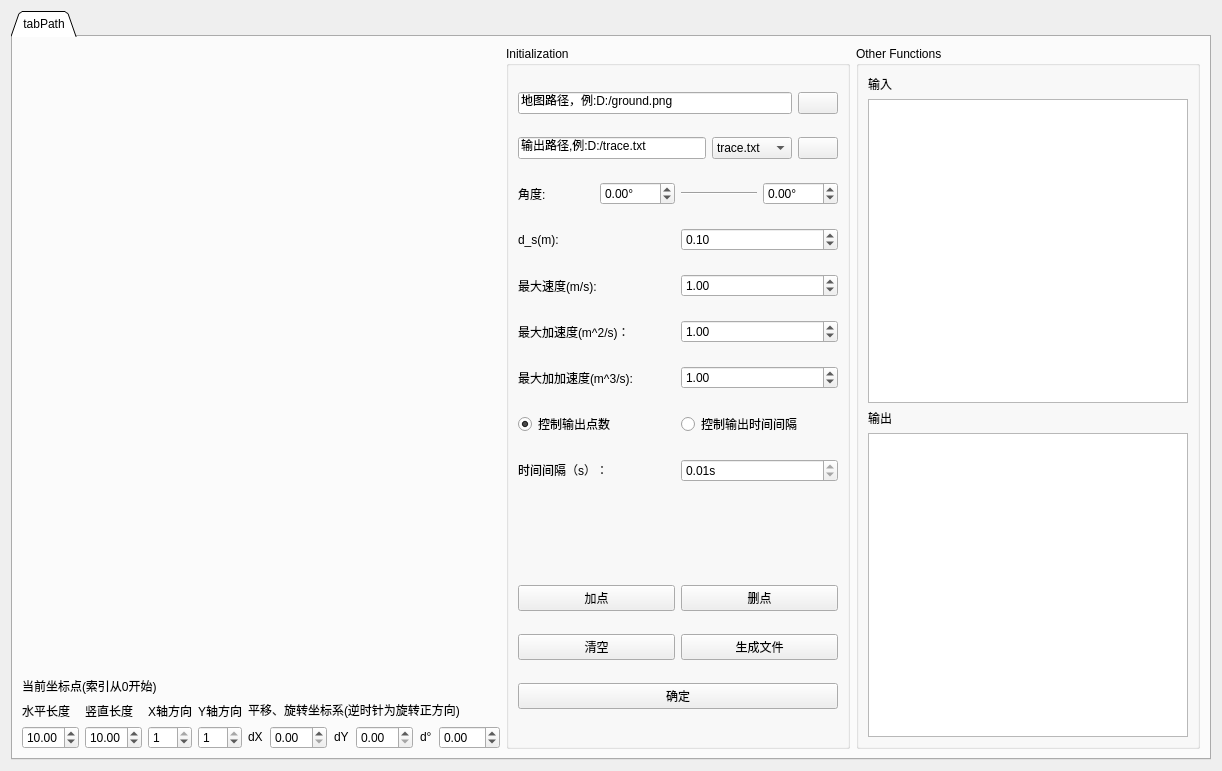
This is pages/pagepath.ui in BUPT-RobotTeam/ToolBox as Qt 5 draws it before an edit. The edited form follows.
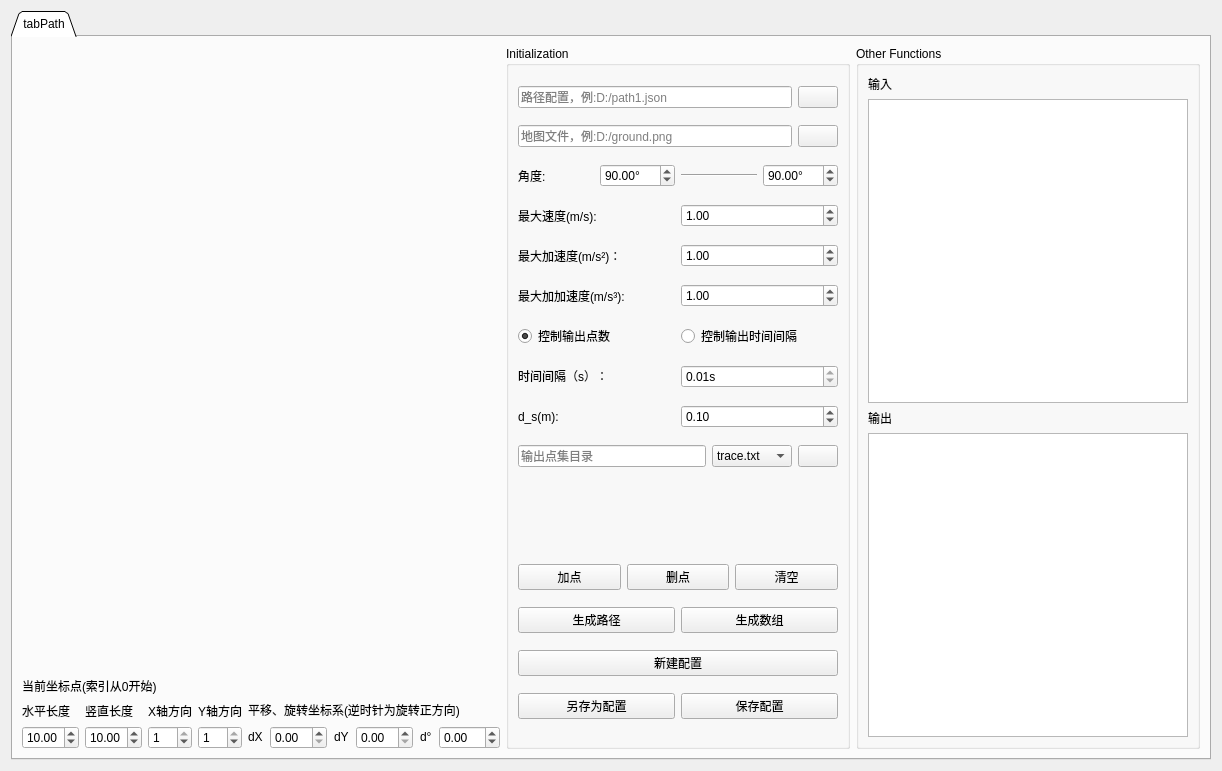
This is the edited form. Icons and pictures are not drawn.

Commit message: PagePath add CRUD functionality; fix incorrect direction & angle in output

Diff of the .ui file:
```diff
--- a/pages/pagepath.ui
+++ b/pages/pagepath.ui
@@ -388,16 +388,50 @@
           <string>Initialization</string>
          </property>
          <layout class="QVBoxLayout" name="verticalLayout">
+          <item>
+           <layout class="QHBoxLayout" name="horizontalLayout_6">
+            <item>
+             <widget class="QLineEdit" name="EditPathConfig">
+              <property name="text">
+               <string/>
+              </property>
+              <property name="readOnly">
+               <bool>true</bool>
+              </property>
+              <property name="placeholderText">
+               <string>路径配置，例:D:/path1.json</string>
+              </property>
+             </widget>
+            </item>
+            <item>
+             <widget class="QPushButton" name="ButtonBrowsePathConfig">
+              <property name="toolTip">
+               <string>点保存路径</string>
+              </property>
+              <property name="text">
+               <string/>
+              </property>
+              <property name="icon">
+               <iconset resource="../res.qrc">
+                <normaloff>:/res/icons/Open Folder-96.png</normaloff>:/res/icons/Open Folder-96.png</iconset>
+              </property>
+             </widget>
+            </item>
+           </layout>
+          </item>
           <item>
            <layout class="QHBoxLayout" name="horizontalLayout_7">
             <item>
              <widget class="QLineEdit" name="Edit_img_location">
               <property name="text">
-               <string>地图路径，例:D:/ground.png</string>
+               <string/>
               </property>
               <property name="readOnly">
                <bool>true</bool>
               </property>
+              <property name="placeholderText">
+               <string>地图文件，例:D:/ground.png</string>
+              </property>
              </widget>
             </item>
             <item>
@@ -413,53 +447,6 @@
             </item>
            </layout>
           </item>
-          <item>
-           <layout class="QHBoxLayout" name="horizontalLayout_4">
-            <item>
-             <widget class="QLineEdit" name="Edit_file_location">
-              <property name="text">
-               <string>输出路径,例:D:/trace.txt</string>
-              </property>
-              <property name="readOnly">
-               <bool>true</bool>
-              </property>
-             </widget>
-            </item>
-            <item>
-             <widget class="QComboBox" name="File_type">
-              <item>
-               <property name="text">
-                <string>trace.txt</string>
-               </property>
-              </item>
-              <item>
-               <property name="text">
-                <string>trace.c</string>
-               </property>
-              </item>
-              <item>
-               <property name="text">
-                <string>trace.doc</string>
-               </property>
-              </item>
-             </widget>
-            </item>
-            <item>
-             <widget class="QPushButton" name="Button_open_folder">
-              <property name="toolTip">
-               <string>点保存路径</string>
-              </property>
-              <property name="text">
-               <string/>
-              </property>
-              <property name="icon">
-               <iconset resource="../res.qrc">
-                <normaloff>:/res/icons/Open Folder-96.png</normaloff>:/res/icons/Open Folder-96.png</iconset>
-              </property>
-             </widget>
-            </item>
-           </layout>
-          </item>
           <item>
            <layout class="QHBoxLayout" name="horizontalLayout_5">
             <item>
@@ -480,6 +467,9 @@
               <property name="maximum">
                <double>180.000000000000000</double>
               </property>
+              <property name="value">
+               <double>90.000000000000000</double>
+              </property>
              </widget>
             </item>
             <item>
@@ -501,34 +491,7 @@
                <double>180.000000000000000</double>
               </property>
               <property name="value">
-               <double>0.000000000000000</double>
-              </property>
-             </widget>
-            </item>
-           </layout>
-          </item>
-          <item>
-           <layout class="QHBoxLayout" name="horizontalLayout_30">
-            <item>
-             <widget class="QLabel" name="label_38">
-              <property name="text">
-               <string>d_s(m):</string>
-              </property>
-             </widget>
-            </item>
-            <item>
-             <widget class="QDoubleSpinBox" name="Sample_interval">
-              <property name="decimals">
-               <number>2</number>
-              </property>
-              <property name="maximum">
-               <double>1.000000000000000</double>
-              </property>
-              <property name="singleStep">
-               <double>0.010000000000000</double>
-              </property>
-              <property name="value">
-               <double>0.100000000000000</double>
+               <double>90.000000000000000</double>
               </property>
              </widget>
             </item>
@@ -560,7 +523,7 @@
             <item>
              <widget class="QLabel" name="label_29">
               <property name="text">
-               <string>最大加速度(m^2/s)：</string>
+               <string>最大加速度(m/s²)：</string>
               </property>
              </widget>
             </item>
@@ -581,7 +544,7 @@
             <item>
              <widget class="QLabel" name="label_37">
               <property name="text">
-               <string>最大加加速度(m^3/s):</string>
+               <string>最大加加速度(m/s³):</string>
               </property>
              </widget>
             </item>
@@ -657,6 +620,83 @@
             </item>
            </layout>
           </item>
+          <item>
+           <layout class="QHBoxLayout" name="horizontalLayout_30">
+            <item>
+             <widget class="QLabel" name="label_38">
+              <property name="text">
+               <string>d_s(m):</string>
+              </property>
+             </widget>
+            </item>
+            <item>
+             <widget class="QDoubleSpinBox" name="Sample_interval">
+              <property name="decimals">
+               <number>2</number>
+              </property>
+              <property name="maximum">
+               <double>1.000000000000000</double>
+              </property>
+              <property name="singleStep">
+               <double>0.010000000000000</double>
+              </property>
+              <property name="value">
+               <double>0.100000000000000</double>
+              </property>
+             </widget>
+            </item>
+           </layout>
+          </item>
+          <item>
+           <layout class="QHBoxLayout" name="horizontalLayout_4">
+            <item>
+             <widget class="QLineEdit" name="Edit_file_location">
+              <property name="text">
+               <string/>
+              </property>
+              <property name="readOnly">
+               <bool>true</bool>
+              </property>
+              <property name="placeholderText">
+               <string>输出点集目录</string>
+              </property>
+             </widget>
+            </item>
+            <item>
+             <widget class="QComboBox" name="File_type">
+              <item>
+               <property name="text">
+                <string>trace.txt</string>
+               </property>
+              </item>
+              <item>
+               <property name="text">
+                <string>trace.c</string>
+               </property>
+              </item>
+              <item>
+               <property name="text">
+                <string>trace.doc</string>
+               </property>
+              </item>
+             </widget>
+            </item>
+            <item>
+             <widget class="QPushButton" name="Button_open_folder">
+              <property name="toolTip">
+               <string>点保存路径</string>
+              </property>
+              <property name="text">
+               <string/>
+              </property>
+              <property name="icon">
+               <iconset resource="../res.qrc">
+                <normaloff>:/res/icons/Open Folder-96.png</normaloff>:/res/icons/Open Folder-96.png</iconset>
+              </property>
+             </widget>
+            </item>
+           </layout>
+          </item>
           <item>
            <spacer name="verticalSpacer_2">
             <property name="orientation">
@@ -689,10 +729,6 @@
               </property>
              </widget>
             </item>
-           </layout>
-          </item>
-          <item>
-           <layout class="QHBoxLayout" name="horizontalLayout_21">
             <item>
              <widget class="QPushButton" name="Button_clear">
               <property name="text">
@@ -700,21 +736,50 @@
               </property>
              </widget>
             </item>
-            <item>
-             <widget class="QPushButton" name="Button_create_file">
-              <property name="text">
-               <string>生成文件</string>
-              </property>
-             </widget>
-            </item>
            </layout>
           </item>
           <item>
-           <layout class="QHBoxLayout" name="horizontalLayout_23">
+           <layout class="QHBoxLayout" name="horizontalLayout_21">
             <item>
              <widget class="QPushButton" name="Button_create_path">
               <property name="text">
-               <string>确定</string>
+               <string>生成路径</string>
+              </property>
+             </widget>
+            </item>
+            <item>
+             <widget class="QPushButton" name="Button_create_file">
+              <property name="text">
+               <string>生成数组</string>
+              </property>
+             </widget>
+            </item>
+           </layout>
+          </item>
+          <item>
+           <layout class="QHBoxLayout" name="horizontalLayout_12">
+            <item>
+             <widget class="QPushButton" name="ButtonNewPathConfig">
+              <property name="text">
+               <string>新建配置</string>
+              </property>
+             </widget>
+            </item>
+           </layout>
+          </item>
+          <item>
+           <layout class="QHBoxLayout" name="horizontalLayout_10">
+            <item>
+             <widget class="QPushButton" name="ButtonSavePathConfigAs">
+              <property name="text">
+               <string>另存为配置</string>
+              </property>
+             </widget>
+            </item>
+            <item>
+             <widget class="QPushButton" name="ButtonSavePathConfig">
+              <property name="text">
+               <string>保存配置</string>
               </property>
              </widget>
             </item>
```
The commit also changes 199 other files.
